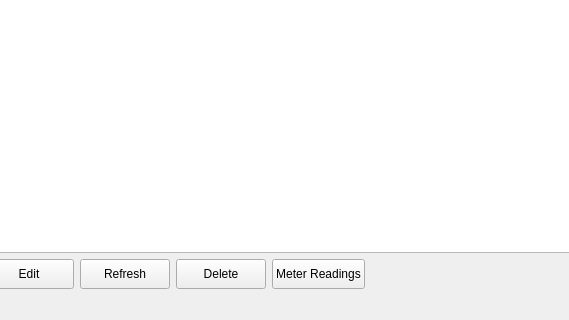
First picture: the form in app/ui/forms/assets_page.ui, repository Apie-dup/MaintenanceSystem, before the edit; both pictures show x 123 to 692 and y 375 to 695 of the 1226 by 695 pixel window.
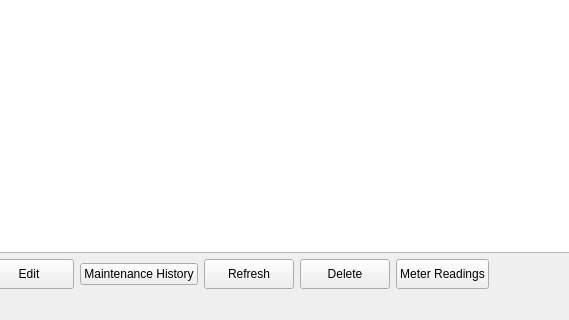
Second picture: the form after the edit.

Commit message: Add asset maintenance history and source record navigation

```diff
--- a/app/ui/forms/assets_page.ui
+++ b/app/ui/forms/assets_page.ui
@@ -172,6 +172,13 @@
          </property>
         </widget>
        </item>
+       <item>
+        <widget class="QPushButton" name="btnHistory">
+         <property name="text">
+          <string>Maintenance History</string>
+         </property>
+        </widget>
+       </item>
        <item>
         <widget class="QPushButton" name="btnRefresh">
          <property name="minimumSize">
```
The commit also changes 8 other files.
